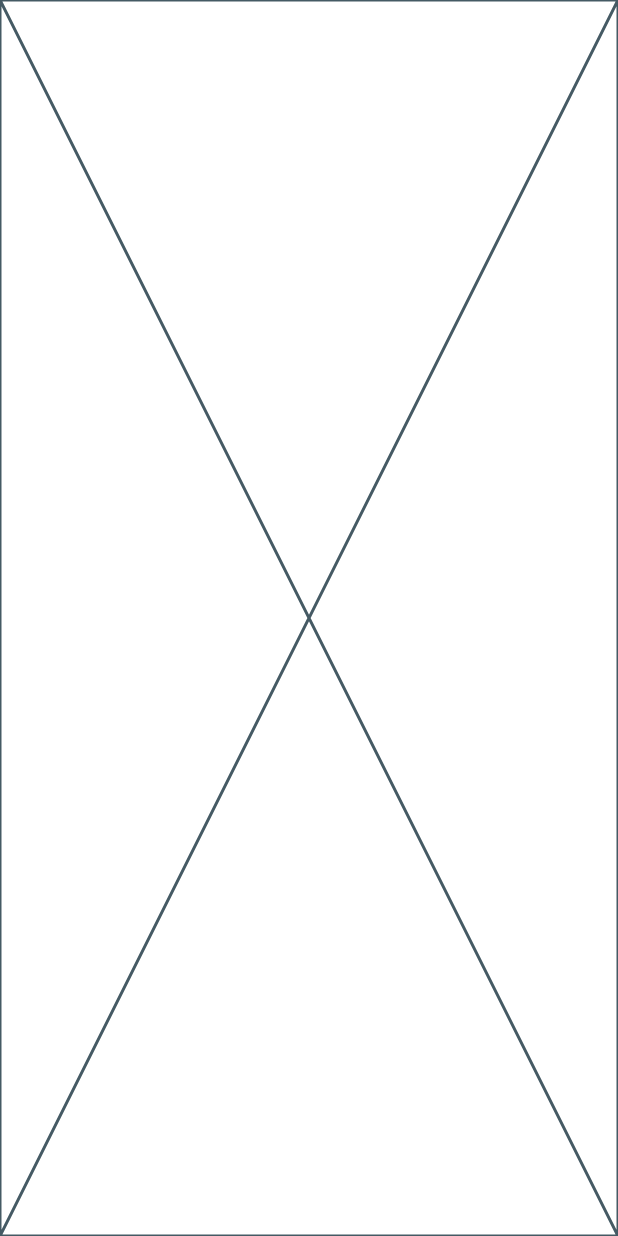
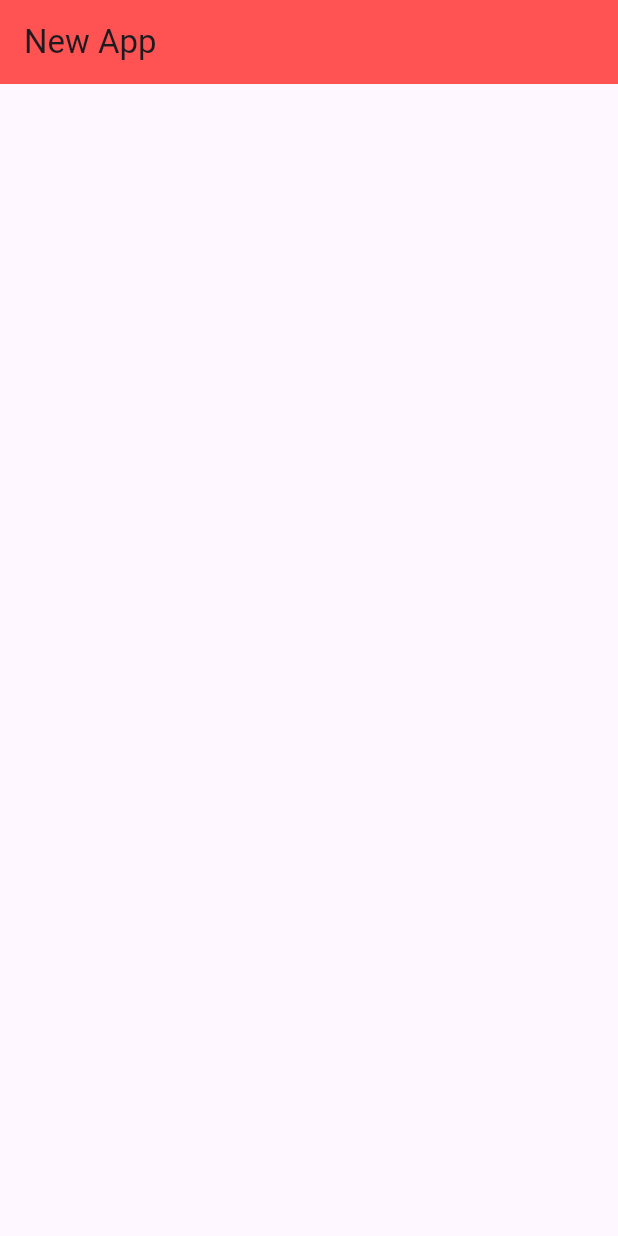
Before and after one commit to MRflutter0621/test, a Flutter app: the screen it shows after launch, on a phone screen of 412 x 824 dp. Run offline on Flutter 3.47's test engine with Material 3 defaults, Android fonts, the phone set to English and light mode, and no system bars.

```diff
--- a/lib/main.dart
+++ b/lib/main.dart
@@ -13,7 +13,7 @@ class MyApp extends StatelessWidget {
   Widget build(BuildContext context) {
     return MaterialApp(
       theme: ThemeData(primaryColor: Colors.amberAccent),
-      home: HomeScreen(),
+      home:const HomeScreen(),
     );
   }
 }
--- a/lib/screens/home_screen.dart
+++ b/lib/screens/home_screen.dart
@@ -5,6 +5,11 @@ class HomeScreen extends StatelessWidget {
 
   @override
   Widget build(BuildContext context) {
-    return const Placeholder();
+    return Scaffold(
+      appBar: AppBar(
+        title: Text('New App'),
+        backgroundColor: Colors.redAccent,
+      ),
+    );
   }
 }
```
